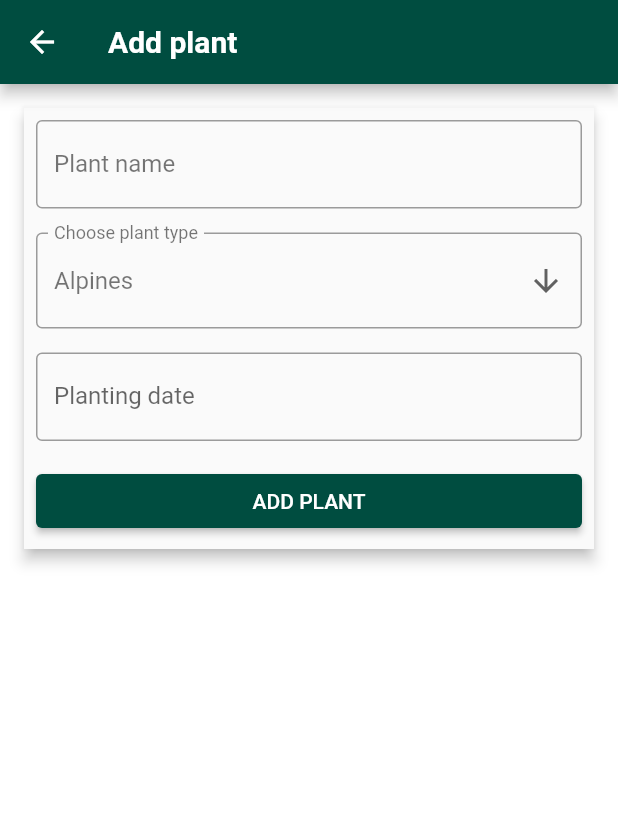
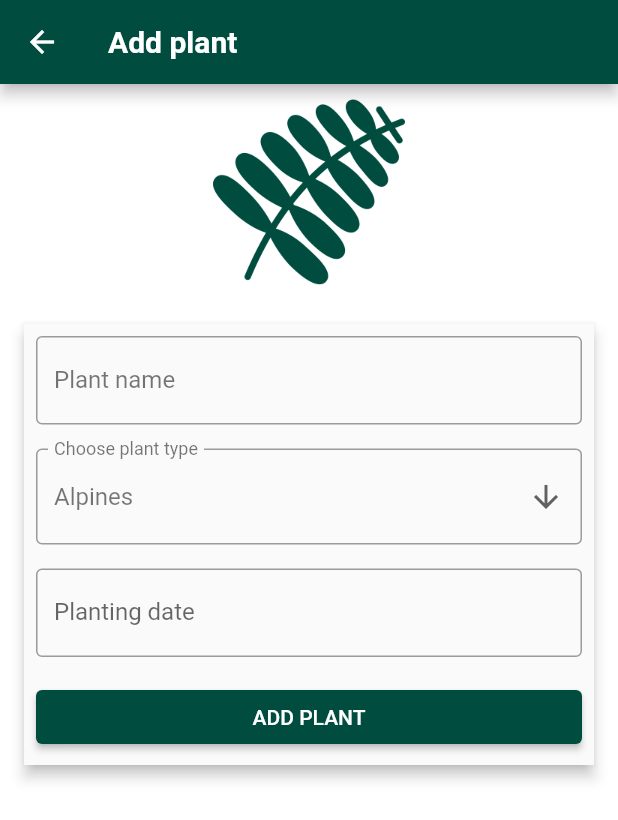
Before and after one commit to Mik77o/garden_app, a Flutter app: the screen it shows after launch, after a tap on "Add plant", on a phone screen of 412 x 824 dp. Shown: the top 820 px of the screen. Run offline on Flutter 3.47's test engine with Material 2 defaults, Android fonts, the phone set to English and light mode, and no system bars; drawn by our look-alikes of datetime_picker_formfield, loader_overlay; our stand-ins replace flutter_spinkit, google_fonts, hive, hive_flutter; accounts and stored records are empty; Roboto replaces fonts that are missing (Vollkorn).

Commit message:
add edit_plant service, add toast service, other changes for UI

```diff
--- a/lib/main.dart
+++ b/lib/main.dart
@@ -33,7 +33,7 @@ class MyApp extends StatelessWidget {
           debugShowCheckedModeBanner: false,
           title: 'Plants App',
           theme: ThemeData(
-            primarySwatch: MaterialColor(0xff455a64, primarySwatchColor),
+            primarySwatch: MaterialColor(0xff004d40, primarySwatchColor),
             textTheme: GoogleFonts.vollkornTextTheme(),
             brightness: Brightness.light,
             buttonColor: Color(0xff004d40),
@@ -44,10 +44,7 @@ class MyApp extends StatelessWidget {
             appBarTheme: AppBarTheme(
               brightness: Brightness.dark,
               textTheme: TextTheme(
-                headline6: GoogleFonts.vollkorn(
-                    color: Colors.white,
-                    fontSize: 20,
-                    fontWeight: FontWeight.w600),
+                headline6: GoogleFonts.vollkorn(color: Colors.white, fontSize: 20, fontWeight: FontWeight.w600),
               ),
             ),
             visualDensity: VisualDensity.adaptivePlatformDensity,
--- a/lib/pages/add_plant_page.dart
+++ b/lib/pages/add_plant_page.dart
@@ -2,13 +2,19 @@ import 'package:flutter/material.dart';
 import 'package:garden_app/enums/plant_type_enum.dart';
 import 'package:garden_app/helpers/hive_db_helper.dart';
 import 'package:garden_app/helpers/input_decoration_helper.dart';
+import 'package:garden_app/model/hive/plant_model.dart';
 import 'package:garden_app/model/hive/plant_types_model.dart';
 import 'package:datetime_picker_formfield/datetime_picker_formfield.dart';
+import 'package:garden_app/services/navigation_service.dart';
+import 'package:garden_app/services/toast_service.dart';
 import 'package:intl/intl.dart';
 import 'package:hive/hive.dart';
 
 class AddPlantPage extends StatefulWidget {
-  AddPlantPage({Key? key}) : super(key: key);
+  AddPlantPage({Key? key, this.model, required this.editMode}) : super(key: key);
+
+  final PlantModel? model;
+  final bool editMode;
 
   @override
   _AddPlantPageState createState() => _AddPlantPageState();
@@ -19,23 +25,29 @@ class _AddPlantPageState extends State<AddPlantPage> {
   TextEditingController _dateController = TextEditingController();
 
   final _globalKey = GlobalKey<FormState>();
-  Box<PlantTypeModel>? plantTypesFromHive;
-  List<PlantTypeEnum> plantTypes = [];
-  PlantTypeEnum value = PlantTypeEnum.Alpines;
+  Box<PlantTypeModel>? _plantTypesFromHive;
+  List<PlantTypeEnum> _plantTypes = [];
+  PlantTypeEnum _currentPlantTypeValue = PlantTypeEnum.Alpines;
 
   @override
   void initState() {
     super.initState();
-    plantTypesFromHive = Hive.box<PlantTypeModel>('plantTypes');
-    if (plantTypesFromHive != null && plantTypesFromHive!.isEmpty) {
-      plantTypesFromHive!.add(PlantTypeModel(typesList: PlantTypeEnum.values));
+    if (widget.editMode == true && widget.model != null) {
+      _plantNameController.text = widget.model!.plantName;
+      _dateController.text = DateFormat('yyyy-MM-dd').format(widget.model!.plantingDate);
+      _currentPlantTypeValue = widget.model!.plantType;
+    }
 
-      for (var i in plantTypesFromHive!.values.first.typesList) {
-        plantTypes.add(i);
+    _plantTypesFromHive = HiveDbHelper.getPlantTypes();
+    if (_plantTypesFromHive != null && _plantTypesFromHive!.isEmpty) {
+      HiveDbHelper.addPlantTypes(_plantTypesFromHive!);
+
+      for (var i in _plantTypesFromHive!.values.first.typesList) {
+        _plantTypes.add(i);
       }
     } else {
-      for (var t in plantTypesFromHive!.values.first.typesList) {
-        plantTypes.add(t);
+      for (var t in _plantTypesFromHive!.values.first.typesList) {
+        _plantTypes.add(t);
       }
     }
   }
@@ -49,10 +61,20 @@ class _AddPlantPageState extends State<AddPlantPage> {
           onPressed: () => Navigator.of(context).pop(),
         ),
         automaticallyImplyLeading: false,
-        title: Text('Add plant'),
+        title: widget.editMode == true ? Text('Edit plant') : Text('Add plant'),
       ),
       body: SingleChildScrollView(
-        child: Container(
+        child: Column(
+          children: [
+            Padding(
+              padding: const EdgeInsets.all(8.0),
+              child: Image.asset(
+                'assets/images/plant_icon.png',
+                height: 128,
+                color: Theme.of(context).accentColor,
+              ),
+            ),
+            Container(
               margin: const EdgeInsets.all(16),
               child: Form(
                 key: _globalKey,
@@ -77,11 +99,38 @@ class _AddPlantPageState extends State<AddPlantPage> {
                         SizedBox(
                           width: double.infinity,
                           child: ElevatedButton(
-                        style: ElevatedButton.styleFrom(
-                            primary: Theme.of(context).buttonColor),
-                        child: Text('Add plant'.toUpperCase()),
+                            style: ElevatedButton.styleFrom(primary: Theme.of(context).buttonColor),
+                            child: widget.editMode == true
+                                ? Text('Edit plant'.toUpperCase())
+                                : Text('Add plant'.toUpperCase()),
                             onPressed: () async {
-                          HiveDbHelper.addPlant("Test", value, DateTime.now());
+                              if (_globalKey.currentState?.validate() == true) {
+                                if (widget.editMode == false)
+                                  try {
+                                    HiveDbHelper.addPlant(_plantNameController.text, _currentPlantTypeValue,
+                                        DateTime.tryParse(_dateController.text) ?? DateTime.now());
+                                    ToastService.show(context, "Plant successfully added!");
+                                    NavService.pop(context);
+                                  } catch (e) {
+                                    ToastService.show(context, "Something went wrong...");
+                                  }
+                                else {
+                                  try {
+                                    if (widget.model != null) {
+                                      HiveDbHelper.editPlant(
+                                          widget.model!,
+                                          _plantNameController.text,
+                                          _currentPlantTypeValue,
+                                          DateTime.tryParse(_dateController.text) ?? DateTime.now());
+                                      ToastService.show(
+                                          context, "Plant ${widget.model!.plantName} successfully edited!");
+                                      NavService.pop(context);
+                                    }
+                                  } catch (e) {
+                                    ToastService.show(context, "Something went wrong...");
+                                  }
+                                }
+                              }
                             },
                           ),
                         )
@@ -91,28 +140,27 @@ class _AddPlantPageState extends State<AddPlantPage> {
                 ),
               ),
             ),
+          ],
+        ),
       ),
     );
   }
 
   Widget _buildPlantTypesDropDownButton() {
     return DropdownButtonFormField<PlantTypeEnum>(
-      value: value,
-      decoration: InputDecorationFormatter.getInputDecoration(context,
-          labelText: "Choose plant type"),
+      value: _currentPlantTypeValue,
+      decoration: InputDecorationFormatter.getInputDecoration(context, labelText: "Choose plant type"),
       style: TextStyle(color: Colors.black54, fontSize: 16),
       icon: const Icon(Icons.arrow_downward_outlined),
       iconSize: 24,
       elevation: 16,
       onChanged: (PlantTypeEnum? newValue) {
         setState(() {
-          value = newValue!;
+          _currentPlantTypeValue = newValue!;
         });
       },
-      items: plantTypes
-          .map<DropdownMenuItem<PlantTypeEnum>>((PlantTypeEnum value) {
-        return DropdownMenuItem<PlantTypeEnum>(
-            value: value, child: Text(PlantTypeEnumToString[value]!));
+      items: _plantTypes.map<DropdownMenuItem<PlantTypeEnum>>((PlantTypeEnum value) {
+        return DropdownMenuItem<PlantTypeEnum>(value: value, child: Text(PlantTypeEnumToString[value]!));
       }).toList(),
     );
   }
@@ -123,8 +171,7 @@ class _AddPlantPageState extends State<AddPlantPage> {
       style: TextStyle(color: Colors.black54, fontSize: 16),
       cursorColor: Theme.of(context).accentColor,
       keyboardType: TextInputType.text,
-      decoration: InputDecorationFormatter.getInputDecoration(context,
-          labelText: "Plant name"),
+      decoration: InputDecorationFormatter.getInputDecoration(context, labelText: "Plant name"),
       validator: (model) {
         return model?.isEmpty == true ? "Add plant name" : null;
       },
@@ -138,6 +185,9 @@ class _AddPlantPageState extends State<AddPlantPage> {
       controller: _dateController,
       style: TextStyle(color: Colors.black54, fontSize: 16),
       validator: (content) {
+        if (widget.editMode == true) {
+          content = DateTime.tryParse(_dateController.text);
+        }
         if (content == null) {
           return "Add date";
         }
```
Also changed, not shown: lib/helpers/hive_db_helper.dart (+8 -11 lines), lib/pages/plants_list_page.dart (+51 -18 lines), lib/services/toast_service.dart (added, +25 -0 lines), assets/images/plant_icon.png (added). Lines whose indentation alone changed are shown as unchanged.
